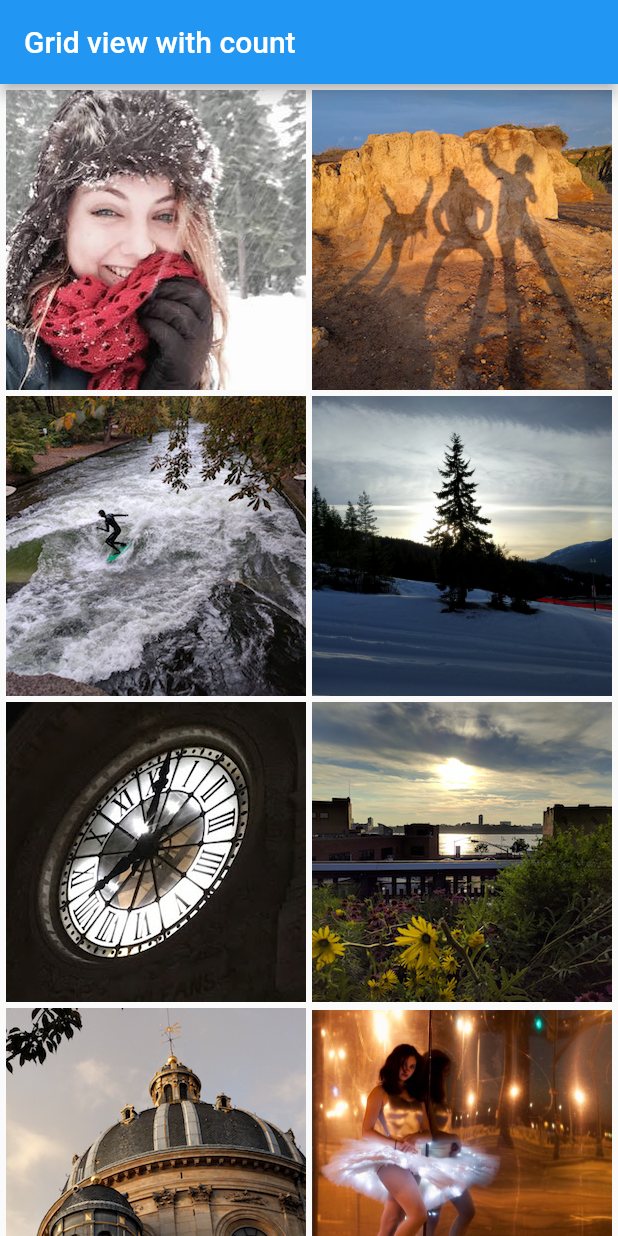
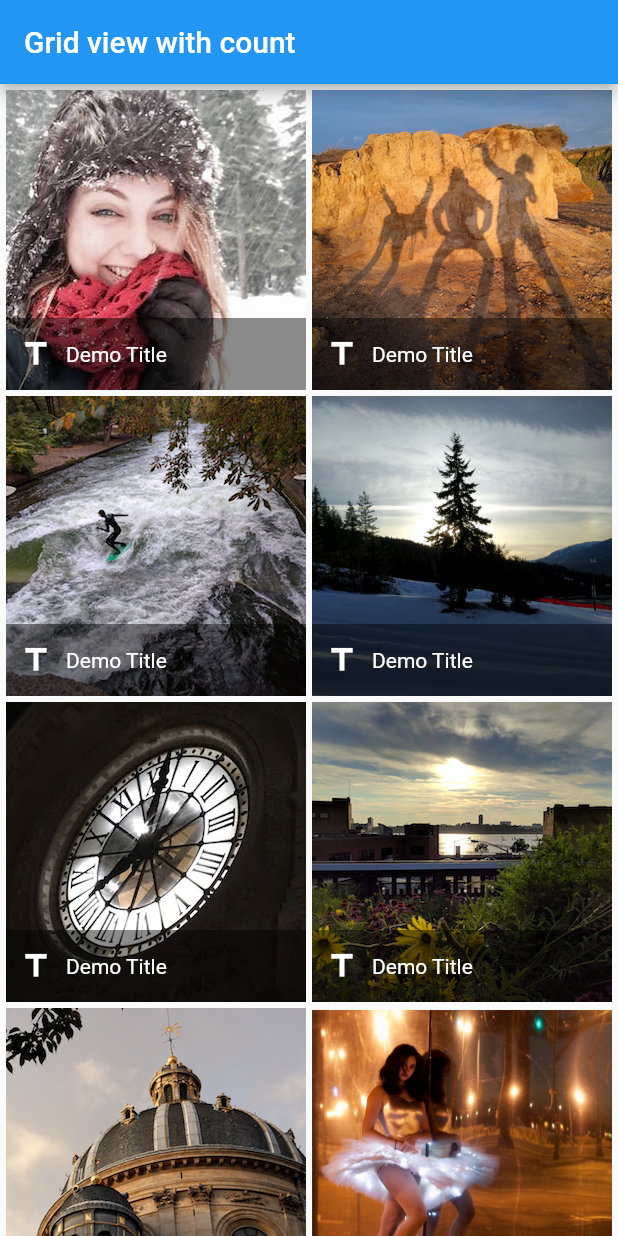
Before and after one commit to shamscorner/road_to_flutter_dev, a Flutter app: the screen it shows after launch, on a phone screen of 412 x 824 dp. Run offline on Flutter 3.47's test engine with Material 2 defaults, Android fonts, the phone set to English and light mode, and no system bars.

Commit message:
feat: add grid view demo with grid tile

```diff
--- a/lib/main.dart
+++ b/lib/main.dart
@@ -43,9 +43,16 @@ class MyHomePage extends StatelessWidget {
         children: _buildGridTileList(30),
       );
 
-  List<Container> _buildGridTileList(int count) => List.generate(
+  List<GridTile> _buildGridTileList(int count) => List.generate(
         count,
-        (index) => Container(
+        (index) => GridTile(
+          footer: GridTileBar(
+            title: Text('Demo Title'),
+            backgroundColor: Colors.black45,
+            leading: Icon(
+              Icons.title
+            ),
+          ),
           child: Image.asset('assets/images/pic$index.jpg'),
         ),
       );
```
